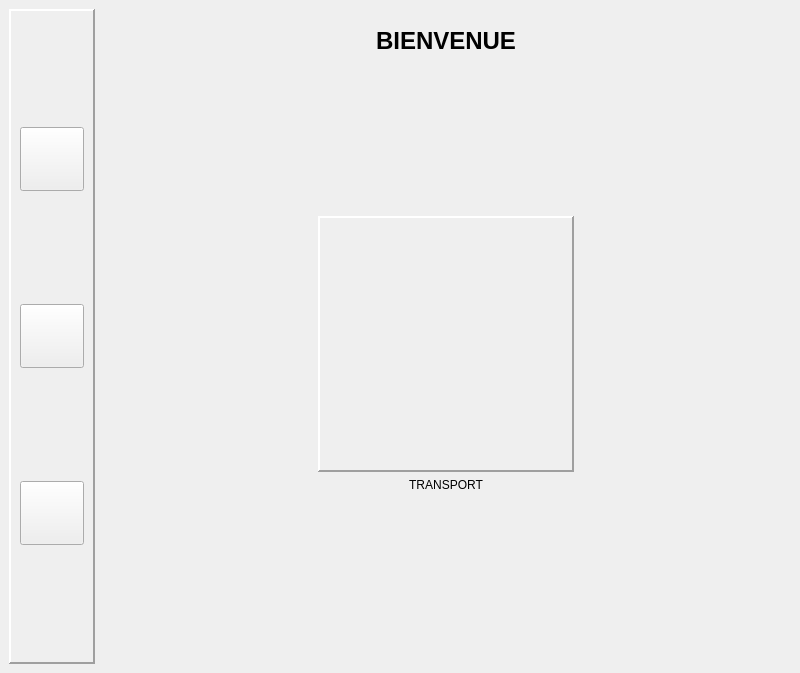
Above: src/views/MainWindow.ui from DinaTolotra/QReservation before the change. Below: the same form after it.
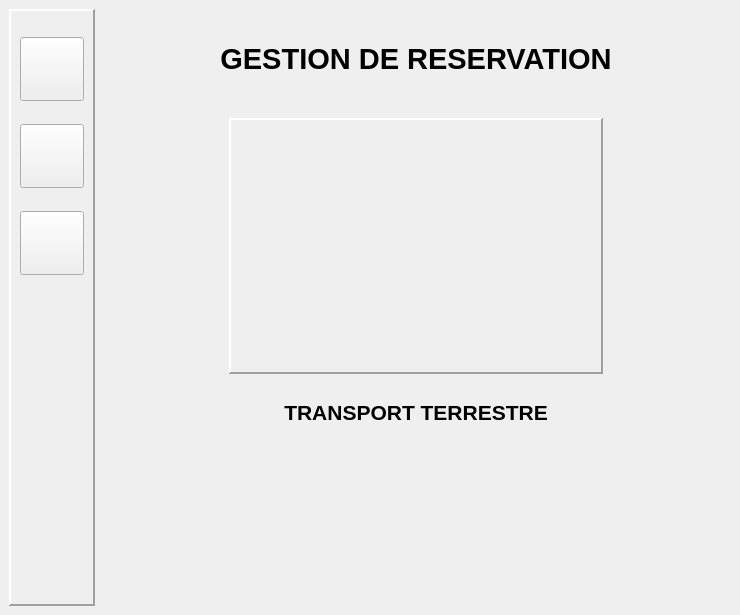
That is the form after the change. The open tabs and pages were chosen to show the change. Icons and pictures are not drawn.

Commit message: Modify and Delete Reservation

```diff
--- a/src/views/MainWindow.ui
+++ b/src/views/MainWindow.ui
@@ -6,16 +6,10 @@
    <rect>
     <x>0</x>
     <y>0</y>
-    <width>800</width>
-    <height>673</height>
+    <width>738</width>
+    <height>615</height>
    </rect>
   </property>
-  <property name="sizePolicy">
-   <sizepolicy hsizetype="Fixed" vsizetype="Fixed">
-    <horstretch>0</horstretch>
-    <verstretch>0</verstretch>
-   </sizepolicy>
-  </property>
   <property name="windowTitle">
    <string>Gestion resérvation</string>
   </property>
@@ -150,6 +144,22 @@
          </property>
         </widget>
        </item>
+       <item>
+        <spacer name="verticalSpacer">
+         <property name="orientation">
+          <enum>Qt::Orientation::Vertical</enum>
+         </property>
+         <property name="sizeType">
+          <enum>QSizePolicy::Policy::Fixed</enum>
+         </property>
+         <property name="sizeHint" stdset="0">
+          <size>
+           <width>20</width>
+           <height>300</height>
+          </size>
+         </property>
+        </spacer>
+       </item>
       </layout>
      </widget>
     </item>
@@ -257,7 +267,7 @@
               <item>
                <widget class="QLabel" name="logo">
                 <property name="sizePolicy">
-                 <sizepolicy hsizetype="Fixed" vsizetype="Fixed">
+                 <sizepolicy hsizetype="Preferred" vsizetype="Preferred">
                   <horstretch>1</horstretch>
                   <verstretch>1</verstretch>
                  </sizepolicy>
@@ -287,8 +297,20 @@
               </item>
               <item>
                <widget class="QLabel" name="logoLbl">
+                <property name="minimumSize">
+                 <size>
+                  <width>0</width>
+                  <height>64</height>
+                 </size>
+                </property>
+                <property name="font">
+                 <font>
+                  <pointsize>16</pointsize>
+                  <bold>true</bold>
+                 </font>
+                </property>
                 <property name="text">
-                 <string>TRANSPORT</string>
+                 <string>TRANSPORT TERRESTRE</string>
                 </property>
                 <property name="alignment">
                  <set>Qt::AlignmentFlag::AlignCenter</set>
@@ -300,14 +322,20 @@
            </item>
            <item row="0" column="1">
             <widget class="QLabel" name="welcomeLbl">
+             <property name="minimumSize">
+              <size>
+               <width>0</width>
+               <height>64</height>
+              </size>
+             </property>
              <property name="font">
               <font>
-               <pointsize>18</pointsize>
+               <pointsize>22</pointsize>
                <bold>true</bold>
               </font>
              </property>
              <property name="text">
-              <string>BIENVENUE</string>
+              <string>GESTION DE RESERVATION</string>
              </property>
              <property name="textFormat">
               <enum>Qt::TextFormat::AutoText</enum>
```
Left out of the diff: 2 changed lines with no effect on the pictures. The commit also changes 28 other files.
